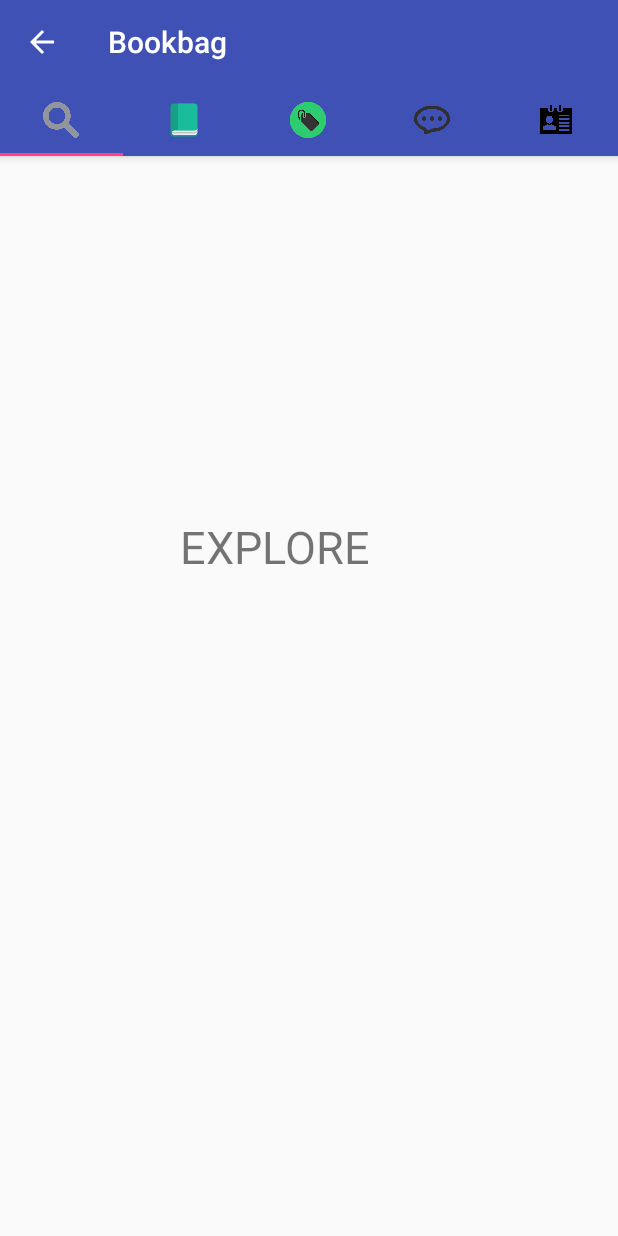
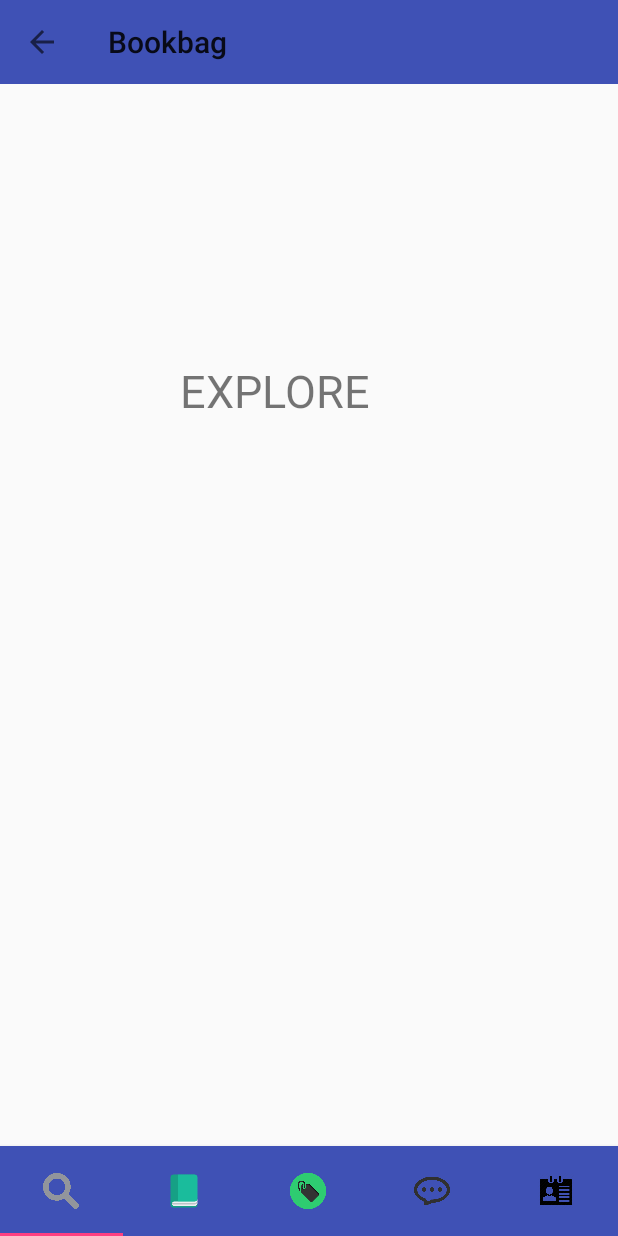
Before and after one commit to chung1007/Bookbag, an Android app: the HomePage screen opened directly, with no data from a screen before it, on a phone screen of 412 x 824 dp. Run offline under Robolectric (Android 15) with nearby library versions, the light colour scheme and no system bars; libraries missing offline, so code that uses them is left out: com.facebook; 1 statement that could not run was skipped.

Commit message:
got tabs on bottom!

```diff
--- a/app/src/main/java/com/example/sam/bookbag/MainActivity.java
+++ b/app/src/main/java/com/example/sam/bookbag/MainActivity.java
@@ -2,7 +2,6 @@ package com.example.sam.bookbag;
 
 import android.support.v7.app.AppCompatActivity;
 import android.os.Bundle;
-import android.view.View;
 import android.widget.TextView;
 
 import com.facebook.FacebookSdk;
--- a/app/src/main/res/layout/viewpager.xml
+++ b/app/src/main/res/layout/viewpager.xml
@@ -1,32 +1,39 @@
-<android.support.design.widget.CoordinatorLayout xmlns:android="http://schemas.android.com/apk/res/android"
+<RelativeLayout
+    android:id="@+id/main_layout"
+    xmlns:android="http://schemas.android.com/apk/res/android"
     xmlns:app="http://schemas.android.com/apk/res-auto"
+    xmlns:tools="http://schemas.android.com/tools"
     android:layout_width="match_parent"
-    android:layout_height="match_parent">
+    android:layout_height="match_parent"
+    tools:context=".MainActivity">
 
     <android.support.design.widget.AppBarLayout
         android:layout_width="match_parent"
         android:layout_height="wrap_content"
-        android:theme="@style/ThemeOverlay.AppCompat.Dark.ActionBar">
-
-        <android.support.v7.widget.Toolbar
-            android:id="@+id/toolbar"
-            android:layout_width="match_parent"
-            android:layout_height="?attr/actionBarSize"
-            android:background="?attr/colorPrimary"
-            app:layout_scrollFlags="scroll|enterAlways"
-            app:popupTheme="@style/ThemeOverlay.AppCompat.Light" />
+        android:layout_alignParentBottom="true">
 
         <android.support.design.widget.TabLayout
             android:id="@+id/tabs"
             android:layout_width="match_parent"
-            android:layout_height="wrap_content"
+            android:layout_height="60dp"
+            android:layout_alignParentBottom="true"
             app:tabMode="fixed"
             app:tabGravity="fill"/>
+
     </android.support.design.widget.AppBarLayout>
+
+    <android.support.v7.widget.Toolbar
+        android:id="@+id/toolbar"
+        android:layout_width="match_parent"
+        android:layout_height="?attr/actionBarSize"
+        android:background="?attr/colorPrimary"
+        app:popupTheme="@style/ThemeOverlay.AppCompat.Light"
+        android:layout_alignParentTop="true"
+        app:layout_scrollFlags="scroll|enterAlwaysCollapsed"/>
 
     <android.support.v4.view.ViewPager
         android:id="@+id/viewpager"
         android:layout_width="match_parent"
         android:layout_height="match_parent"
-        app:layout_behavior="@string/appbar_scrolling_view_behavior" />
-</android.support.design.widget.CoordinatorLayout>
+        app:layout_behavior="@string/appbar_scrolling_view_behavior"/>
+</RelativeLayout>
```
Also changed, not shown: app/src/main/res/layout/actionbar.xml (added, +14 -0 lines), app/src/main/res/layout/activity_main.xml (+7 -3 lines).
